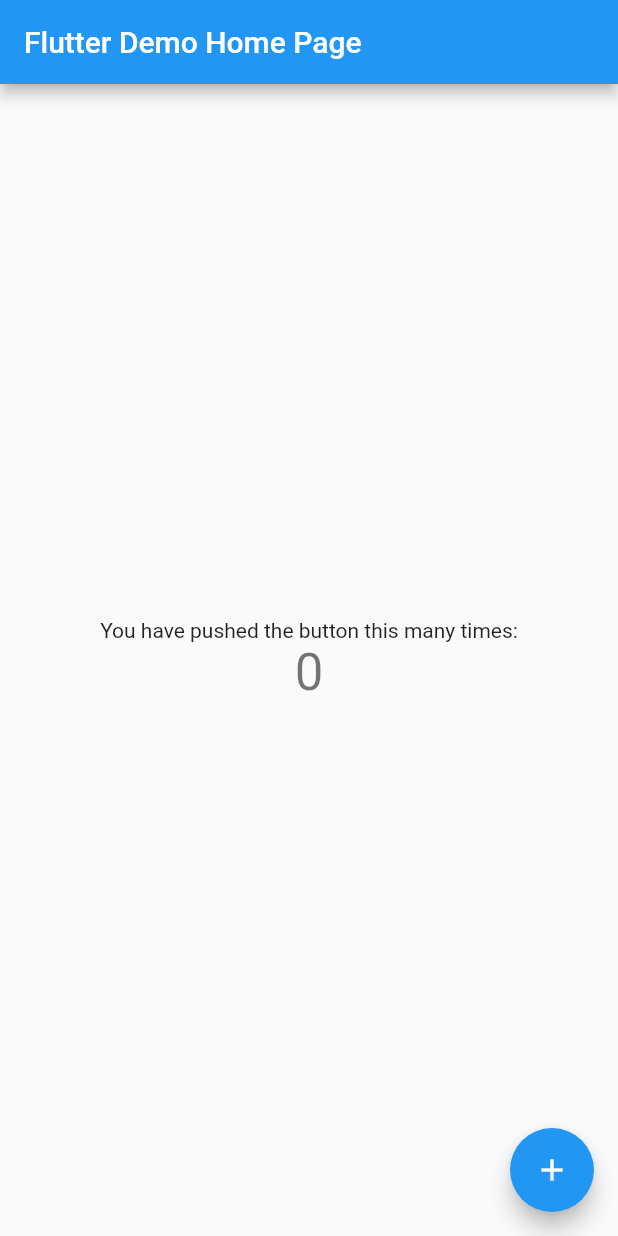
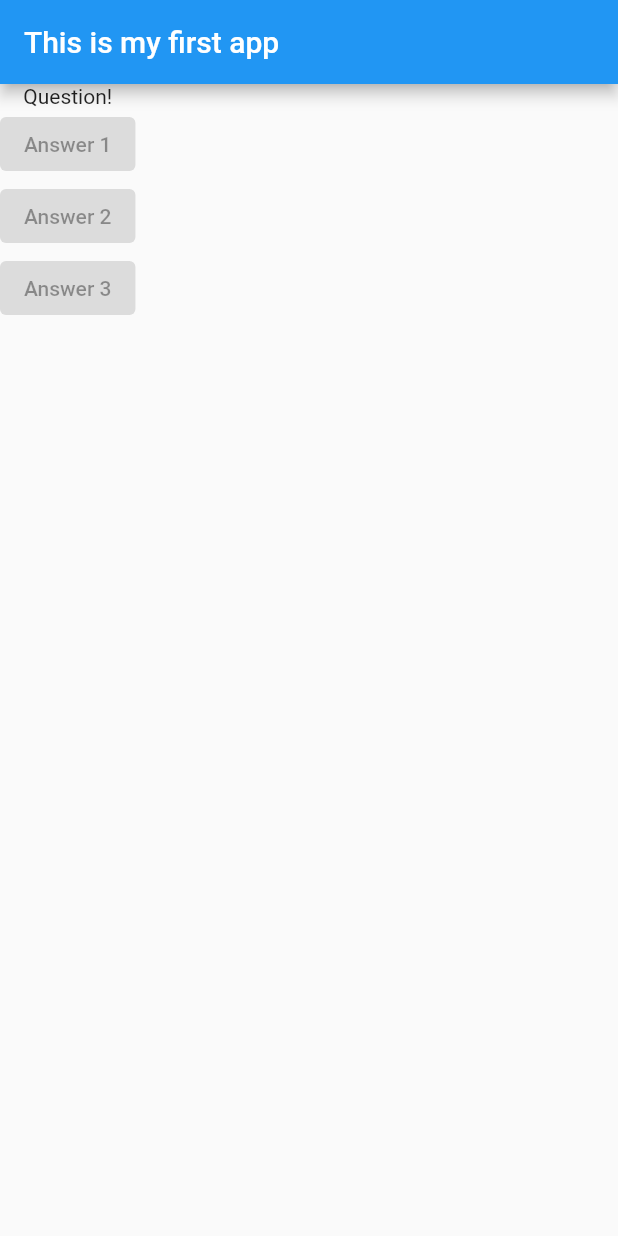
Before and after one commit to MohamedFaalil/flutter_basic_app, a Flutter app: the screen it shows after launch, on a phone screen of 412 x 824 dp. Run offline on Flutter 3.47's test engine with Material 2 defaults, Android fonts, the phone set to English and light mode, and no system bars.

Commit message:
Basic widget is setup

```diff
--- a/lib/main.dart
+++ b/lib/main.dart
@@ -1,115 +1,41 @@
 import 'package:flutter/material.dart';
 
-void main() {
-  runApp(const MyApp());
-}
+// void main(List<String> args) {
+//   runApp(BasicApp());
+// }
 
-class MyApp extends StatelessWidget {
-  const MyApp({Key? key}) : super(key: key);
+void main() => runApp(BasicApp());
 
-  // This widget is the root of your application.
+class BasicApp extends StatelessWidget {
   @override
   Widget build(BuildContext context) {
+    List<String> questions = [
+      "What's your favorite color?",
+      "What's your favorite animal?",
+    ];
     return MaterialApp(
-      title: 'Flutter Demo',
-      theme: ThemeData(
-        // This is the theme of your application.
-        //
-        // Try running your application with "flutter run". You'll see the
-        // application has a blue toolbar. Then, without quitting the app, try
-        // changing the primarySwatch below to Colors.green and then invoke
-        // "hot reload" (press "r" in the console where you ran "flutter run",
-        // or simply save your changes to "hot reload" in a Flutter IDE).
-        // Notice that the counter didn't reset back to zero; the application
-        // is not restarted.
-        primarySwatch: Colors.blue,
-      ),
-      home: const MyHomePage(title: 'Flutter Demo Home Page'),
-    );
-  }
-}
-
-class MyHomePage extends StatefulWidget {
-  const MyHomePage({Key? key, required this.title}) : super(key: key);
-
-  // This widget is the home page of your application. It is stateful, meaning
-  // that it has a State object (defined below) that contains fields that affect
-  // how it looks.
-
-  // This class is the configuration for the state. It holds the values (in this
-  // case the title) provided by the parent (in this case the App widget) and
-  // used by the build method of the State. Fields in a Widget subclass are
-  // always marked "final".
-
-  final String title;
-
-  @override
-  State<MyHomePage> createState() => _MyHomePageState();
-}
-
-class _MyHomePageState extends State<MyHomePage> {
-  int _counter = 0;
-
-  void _incrementCounter() {
-    setState(() {
-      // This call to setState tells the Flutter framework that something has
-      // changed in this State, which causes it to rerun the build method below
-      // so that the display can reflect the updated values. If we changed
-      // _counter without calling setState(), then the build method would not be
-      // called again, and so nothing would appear to happen.
-      _counter++;
-    });
-  }
-
-  @override
-  Widget build(BuildContext context) {
-    // This method is rerun every time setState is called, for instance as done
-    // by the _incrementCounter method above.
-    //
-    // The Flutter framework has been optimized to make rerunning build methods
-    // fast, so that you can just rebuild anything that needs updating rather
-    // than having to individually change instances of widgets.
-    return Scaffold(
-      appBar: AppBar(
-        // Here we take the value from the MyHomePage object that was created by
-        // the App.build method, and use it to set our appbar title.
-        title: Text(widget.title),
-      ),
-      body: Center(
-        // Center is a layout widget. It takes a single child and positions it
-        // in the middle of the parent.
-        child: Column(
-          // Column is also a layout widget. It takes a list of children and
-          // arranges them vertically. By default, it sizes itself to fit its
-          // children horizontally, and tries to be as tall as its parent.
-          //
-          // Invoke "debug painting" (press "p" in the console, choose the
-          // "Toggle Debug Paint" action from the Flutter Inspector in Android
-          // Studio, or the "Toggle Debug Paint" command in Visual Studio Code)
-          // to see the wireframe for each widget.
-          //
-          // Column has various properties to control how it sizes itself and
-          // how it positions its children. Here we use mainAxisAlignment to
-          // center the children vertically; the main axis here is the vertical
-          // axis because Columns are vertical (the cross axis would be
-          // horizontal).
-          mainAxisAlignment: MainAxisAlignment.center,
-          children: <Widget>[
-            const Text(
-              'You have pushed the button this many times:',
+      home: Scaffold(
+        appBar: AppBar(
+          title: const Text('This is my first app'),
+        ),
+        body: Column(
+          children: [
+            Text('Question!'),
+            ElevatedButton(
+              onPressed: null,
+              child: Text("Answer 1"),
             ),
-            Text(
-              '$_counter',
-              style: Theme.of(context).textTheme.headline4,
+            ElevatedButton(
+              onPressed: null,
+              child: Text("Answer 2"),
+            ),
+            ElevatedButton(
+              onPressed: null,
+              child: Text("Answer 3"),
             ),
           ],
         ),
       ),
-      floatingActionButton: FloatingActionButton(
-        onPressed: _incrementCounter,
-        tooltip: 'Increment',
-        child: const Icon(Icons.add),
-      ), // This trailing comma makes auto-formatting nicer for build methods.
     );
   }
 }
```
